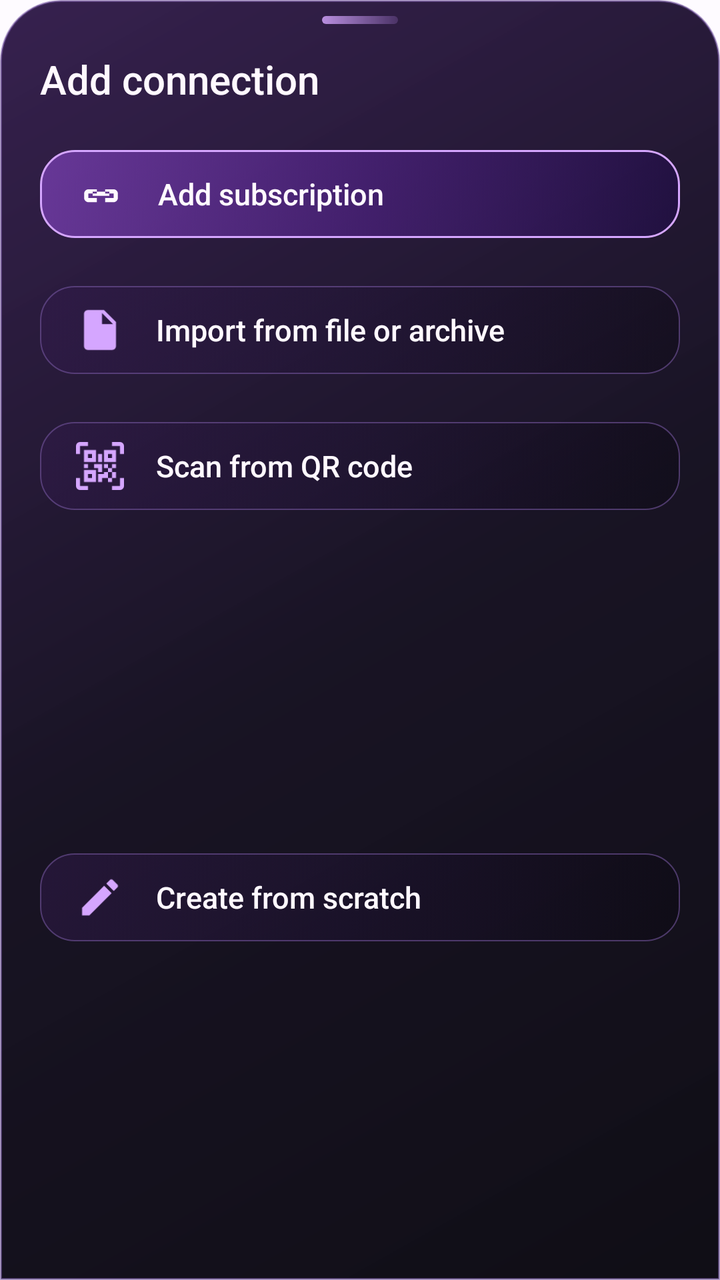
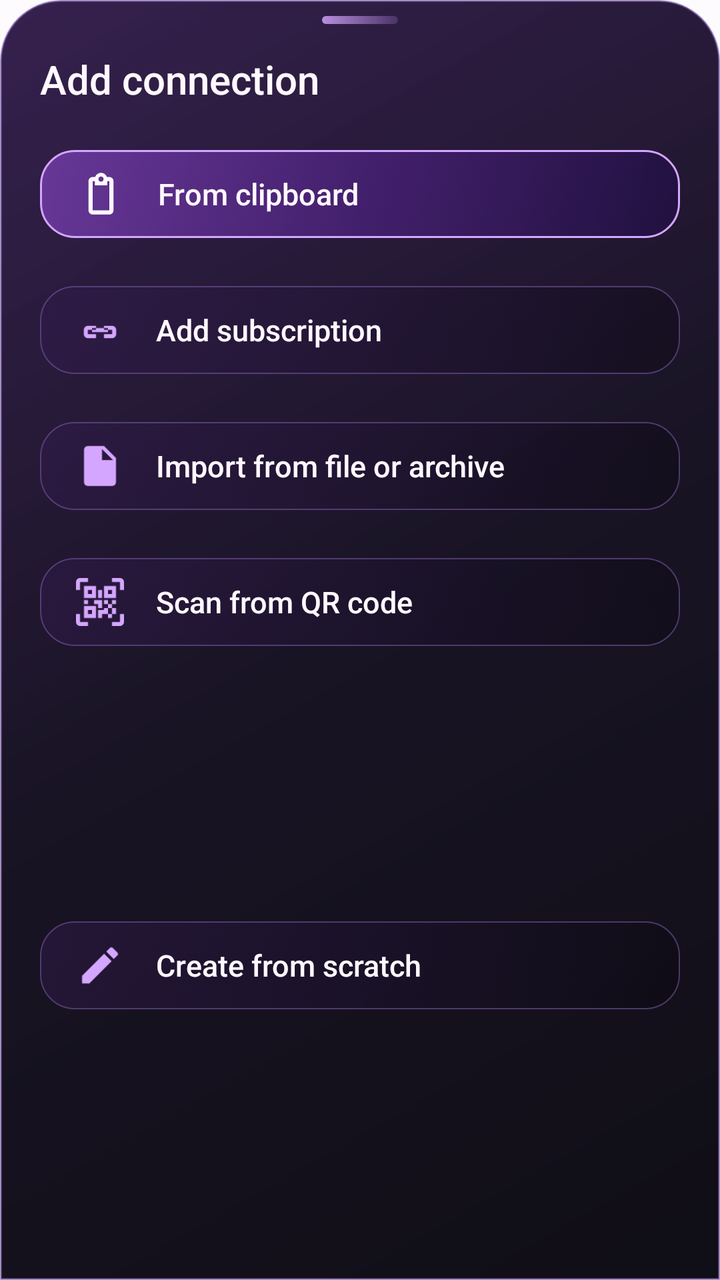

Two renders of the same Android screen: before a commit and after it. Below are the layout's source before the change and the commit's diff.
<!-- AndroidManifest.xml: application theme AppTheme -->
<!-- res/layout/add_tunnels_bottom_sheet.xml -->
<?xml version="1.0" encoding="utf-8"?>
<androidx.constraintlayout.widget.ConstraintLayout xmlns:android="http://schemas.android.com/apk/res/android"
    xmlns:app="http://schemas.android.com/apk/res-auto"
    android:id="@+id/root"
    android:layout_width="match_parent"
    android:layout_height="wrap_content"
    android:background="@drawable/rabbit_add_sheet_background"
    android:paddingStart="12dp"
    android:paddingTop="8dp"
    android:paddingEnd="12dp"
    android:paddingBottom="14dp">

    <View
        android:id="@+id/sheet_handle"
        android:layout_width="38dp"
        android:layout_height="4dp"
        android:background="@drawable/rabbit_sheet_handle"
        app:layout_constraintEnd_toEndOf="parent"
        app:layout_constraintStart_toStartOf="parent"
        app:layout_constraintTop_toTopOf="parent" />

    <TextView
        android:id="@+id/sheet_title"
        android:layout_width="0dp"
        android:layout_height="wrap_content"
        android:layout_marginStart="8dp"
        android:layout_marginTop="14dp"
        android:layout_marginEnd="8dp"
        android:fontFamily="sans-serif-medium"
        android:text="@string/add_menu_title"
        android:textColor="@color/rabbit_text_primary"
        android:textSize="20sp"
        app:layout_constraintEnd_toEndOf="parent"
        app:layout_constraintStart_toStartOf="parent"
        app:layout_constraintTop_toBottomOf="@id/sheet_handle" />

    <com.google.android.material.card.MaterialCardView
        android:id="@+id/add_subscription"
        android:layout_width="0dp"
        android:layout_height="60dp"
        android:layout_marginTop="14dp"
        android:clickable="true"
        android:contentDescription="@string/add_subscription"
        android:focusable="true"
        android:foreground="?attr/selectableItemBackground"
        android:nextFocusDown="@id/create_from_file"
        android:nextFocusForward="@id/create_from_file"
        app:cardBackgroundColor="@android:color/transparent"
        app:cardCornerRadius="17dp"
        app:cardElevation="0dp"
        app:layout_constraintEnd_toEndOf="parent"
        app:layout_constraintStart_toStartOf="parent"
        app:layout_constraintTop_toBottomOf="@id/sheet_title"
        app:strokeWidth="0dp">

        <LinearLayout
            android:layout_width="match_parent"
            android:layout_height="match_parent"
            android:background="@drawable/rabbit_add_menu_primary_background"
            android:duplicateParentState="true"
            android:gravity="center_vertical"
            android:orientation="horizontal"
            android:paddingHorizontal="18dp">

            <ImageView
                android:layout_width="25dp"
                android:layout_height="25dp"
                android:contentDescription="@null"
                android:src="@drawable/ic_action_subscription"
                app:tint="@color/rabbit_text_primary" />

            <TextView
                android:layout_width="0dp"
                android:layout_height="wrap_content"
                android:layout_marginStart="16dp"
                android:layout_weight="1"
                android:fontFamily="sans-serif-medium"
                android:maxLines="2"
                android:text="@string/add_subscription"
                android:textColor="@color/rabbit_text_primary"
                android:textSize="15sp" />
        </LinearLayout>
    </com.google.android.material.card.MaterialCardView>

    <com.google.android.material.card.MaterialCardView
        android:id="@+id/create_from_file"
        android:layout_width="0dp"
        android:layout_height="60dp"
        android:layout_marginTop="8dp"
        android:clickable="true"
        android:contentDescription="@string/create_from_file"
        android:focusable="true"
        android:foreground="?attr/selectableItemBackground"
        android:nextFocusDown="@id/create_from_qrcode"
        android:nextFocusForward="@id/create_from_qrcode"
        android:nextFocusUp="@id/add_subscription"
        app:cardBackgroundColor="@android:color/transparent"
        app:cardCornerRadius="17dp"
        app:cardElevation="0dp"
        app:layout_constraintEnd_toEndOf="parent"
        app:layout_constraintStart_toStartOf="parent"
        app:layout_constraintTop_toBottomOf="@id/add_subscription"
        app:strokeWidth="0dp">

        <LinearLayout
            android:layout_width="match_parent"
            android:layout_height="match_parent"
            android:background="@drawable/rabbit_add_menu_item_background"
            android:duplicateParentState="true"
            android:gravity="center_vertical"
            android:orientation="horizontal"
            android:paddingHorizontal="18dp">

            <ImageView
                android:layout_width="24dp"
                android:layout_height="24dp"
                android:contentDescription="@null"
                android:src="@drawable/ic_action_open"
                app:tint="@color/rabbit_accent_soft" />

            <TextView
                android:layout_width="0dp"
                android:layout_height="wrap_content"
                android:layout_marginStart="16dp"
                android:layout_weight="1"
                android:fontFamily="sans-serif-medium"
                android:maxLines="2"
                android:text="@string/create_from_file"
                android:textColor="@color/rabbit_text_primary"
                android:textSize="15sp" />
        </LinearLayout>
    </com.google.android.material.card.MaterialCardView>

    <com.google.android.material.card.MaterialCardView
        android:id="@+id/create_from_qrcode"
        android:layout_width="0dp"
        android:layout_height="60dp"
        android:layout_marginTop="8dp"
        android:clickable="true"
        android:contentDescription="@string/create_from_qr_code"
        android:focusable="true"
        android:foreground="?attr/selectableItemBackground"
        android:nextFocusDown="@id/create_empty"
        android:nextFocusForward="@id/create_empty"
        android:nextFocusUp="@id/create_from_file"
        app:cardBackgroundColor="@android:color/transparent"
        app:cardCornerRadius="17dp"
        app:cardElevation="0dp"
        app:layout_constraintEnd_toEndOf="parent"
        app:layout_constraintStart_toStartOf="parent"
        app:layout_constraintTop_toBottomOf="@id/create_from_file"
        app:strokeWidth="0dp">

        <LinearLayout
            android:layout_width="match_parent"
            android:layout_height="match_parent"
            android:background="@drawable/rabbit_add_menu_item_background"
            android:duplicateParentState="true"
            android:gravity="center_vertical"
            android:orientation="horizontal"
            android:paddingHorizontal="18dp">

            <ImageView
                android:layout_width="24dp"
                android:layout_height="24dp"
                android:contentDescription="@null"
                android:src="@drawable/ic_action_scan_qr_code"
                app:tint="@color/rabbit_accent_soft" />

            <TextView
                android:layout_width="0dp"
                android:layout_height="wrap_content"
                android:layout_marginStart="16dp"
                android:layout_weight="1"
                android:fontFamily="sans-serif-medium"
                android:maxLines="2"
                android:text="@string/create_from_qr_code"
                android:textColor="@color/rabbit_text_primary"
                android:textSize="15sp" />
        </LinearLayout>
    </com.google.android.material.card.MaterialCardView>

    <com.google.android.material.card.MaterialCardView
        android:id="@+id/create_empty"
        android:layout_width="0dp"
        android:layout_height="60dp"
        android:layout_marginTop="8dp"
        android:clickable="true"
        android:contentDescription="@string/create_empty"
        android:focusable="true"
        android:foreground="?attr/selectableItemBackground"
        android:nextFocusUp="@id/create_from_qrcode"
        app:cardBackgroundColor="@android:color/transparent"
        app:cardCornerRadius="17dp"
        app:cardElevation="0dp"
        app:layout_constraintBottom_toBottomOf="parent"
        app:layout_constraintEnd_toEndOf="parent"
        app:layout_constraintStart_toStartOf="parent"
        app:layout_constraintTop_toBottomOf="@id/create_from_qrcode"
        app:strokeWidth="0dp">

        <LinearLayout
            android:layout_width="match_parent"
            android:layout_height="match_parent"
            android:background="@drawable/rabbit_add_menu_item_background"
            android:duplicateParentState="true"
            android:gravity="center_vertical"
            android:orientation="horizontal"
            android:paddingHorizontal="18dp">

            <ImageView
                android:layout_width="24dp"
                android:layout_height="24dp"
                android:contentDescription="@null"
                android:src="@drawable/ic_action_edit"
                app:tint="@color/rabbit_accent_soft" />

            <TextView
                android:layout_width="0dp"
                android:layout_height="wrap_content"
                android:layout_marginStart="16dp"
                android:layout_weight="1"
                android:fontFamily="sans-serif-medium"
                android:maxLines="2"
                android:text="@string/create_empty"
                android:textColor="@color/rabbit_text_primary"
                android:textSize="15sp" />
        </LinearLayout>
    </com.google.android.material.card.MaterialCardView>

</androidx.constraintlayout.widget.ConstraintLayout>
<!-- resources referenced by this layout -->
<resources>
  <color name="rabbit_accent_soft">#D5A6FF</color>
  <color name="rabbit_text_primary">#FFF9FF</color>
  <!-- drawable rabbit_sheet_handle (drawable) -->
  <?xml version="1.0" encoding="utf-8"?>
  <shape xmlns:android="http://schemas.android.com/apk/res/android" android:shape="rectangle">
      <corners android:radius="4dp" />
      <gradient android:angle="0" android:endColor="#786A4A8E" android:startColor="#D2D5A6FF" />
  </shape>
  <string name="add_menu_title">Add connection</string>
  <string name="add_subscription">Add subscription</string>
  <string name="create_empty">Create from scratch</string>
  <string name="create_from_file">Import from file or archive</string>
  <string name="create_from_qr_code">Scan from QR code</string>
  <style name="AppTheme" parent="AppThemeBase" />
  <color name="rabbit_outline_glass">#8F7959A7</color>
  <style name="AppThemeBase" parent="WireGuardTheme">
          <item name="materialCardViewStyle">@style/WireGuardTheme.MaterialCardView</item>
          <item name="toolbarStyle">@style/WireGuardTheme.Toolbar</item>
          <item name="bottomSheetDialogTheme">@style/WireGuardTheme.BottomSheetDialog</item>
          <item name="android:statusBarColor">?android:colorBackground</item>
          <item name="android:windowLightStatusBar">@bool/light_status_bar</item>
      </style>
  <style name="WireGuardTheme.MaterialCardView" parent="Widget.Material3.CardView.Elevated">
          <item name="cornerRadius">4dp</item>
          <item name="contentPadding">8dp</item>
      </style>
  <style name="WireGuardTheme.Toolbar" parent="Widget.Material3.Toolbar">
          <item name="android:background">?attr/colorSurface</item>
      </style>
  <style name="WireGuardTheme.BottomSheetDialog" parent="ThemeOverlay.Material3.BottomSheetDialog">
          <item name="android:windowIsFloating">false</item>
          <item name="android:navigationBarColor">@android:color/transparent</item>
      </style>
  <color name="md_theme_light_primary">#005BC0</color>
  <color name="md_theme_light_onPrimary">#FFFFFF</color>
  <color name="md_theme_light_primaryContainer">#D8E2FF</color>
  <color name="md_theme_light_onPrimaryContainer">#001A41</color>
  <color name="md_theme_light_secondary">#565E71</color>
  <color name="md_theme_light_onSecondary">#FFFFFF</color>
  <color name="md_theme_light_secondaryContainer">#DBE2F9</color>
  <color name="md_theme_light_onSecondaryContainer">#131B2C</color>
  <color name="md_theme_light_tertiary">#715574</color>
  <color name="md_theme_light_onTertiary">#FFFFFF</color>
  <color name="md_theme_light_tertiaryContainer">#FBD7FC</color>
  <color name="md_theme_light_onTertiaryContainer">#29132D</color>
  <color name="md_theme_light_error">#BA1A1A</color>
  <color name="md_theme_light_errorContainer">#FFDAD6</color>
  <color name="md_theme_light_onError">#FFFFFF</color>
  <color name="md_theme_light_onErrorContainer">#410002</color>
  <color name="md_theme_light_background">#FEFBFF</color>
  <color name="md_theme_light_onBackground">#1B1B1F</color>
  <color name="md_theme_light_surface">#FEFBFF</color>
  <color name="md_theme_light_onSurface">#1B1B1F</color>
  <color name="md_theme_light_surfaceVariant">#E1E2EC</color>
  <color name="md_theme_light_onSurfaceVariant">#44474F</color>
  <color name="md_theme_light_outline">#74777F</color>
  <color name="md_theme_light_inverseOnSurface">#F2F0F4</color>
  <color name="md_theme_light_inverseSurface">#303033</color>
  <color name="md_theme_light_inversePrimary">#ADC7FF</color>
</resources>

<!-- the commit's change to res/layout/add_tunnels_bottom_sheet.xml (unified diff, before → after) -->
@@ -35,39 +35,88 @@
         app:layout_constraintTop_toBottomOf="@id/sheet_handle" />
 
     <com.google.android.material.card.MaterialCardView
+        android:id="@+id/create_from_clipboard"
+        android:layout_width="0dp"
+        android:layout_height="60dp"
+        android:layout_marginTop="14dp"
+        android:clickable="true"
+        android:contentDescription="@string/create_from_clipboard"
+        android:focusable="true"
+        android:foreground="?attr/selectableItemBackground"
+        android:nextFocusDown="@id/add_subscription"
+        android:nextFocusForward="@id/add_subscription"
+        app:cardBackgroundColor="@android:color/transparent"
+        app:cardCornerRadius="17dp"
+        app:cardElevation="0dp"
+        app:layout_constraintEnd_toEndOf="parent"
+        app:layout_constraintStart_toStartOf="parent"
+        app:layout_constraintTop_toBottomOf="@id/sheet_title"
+        app:strokeWidth="0dp">
+
+        <LinearLayout
+            android:layout_width="match_parent"
+            android:layout_height="match_parent"
+            android:background="@drawable/rabbit_add_menu_primary_background"
+            android:duplicateParentState="true"
+            android:gravity="center_vertical"
+            android:orientation="horizontal"
+            android:paddingHorizontal="18dp">
+
+            <ImageView
+                android:layout_width="25dp"
+                android:layout_height="25dp"
+                android:contentDescription="@null"
+                android:src="@drawable/ic_action_clipboard"
+                app:tint="@color/rabbit_text_primary" />
+
+            <TextView
+                android:layout_width="0dp"
+                android:layout_height="wrap_content"
+                android:layout_marginStart="16dp"
+                android:layout_weight="1"
+                android:fontFamily="sans-serif-medium"
+                android:maxLines="2"
+                android:text="@string/create_from_clipboard"
+                android:textColor="@color/rabbit_text_primary"
+                android:textSize="15sp" />
+        </LinearLayout>
+    </com.google.android.material.card.MaterialCardView>
+
+    <com.google.android.material.card.MaterialCardView
         android:id="@+id/add_subscription"
         android:layout_width="0dp"
         android:layout_height="60dp"
-        android:layout_marginTop="14dp"
+        android:layout_marginTop="8dp"
         android:clickable="true"
         android:contentDescription="@string/add_subscription"
         android:focusable="true"
         android:foreground="?attr/selectableItemBackground"
         android:nextFocusDown="@id/create_from_file"
         android:nextFocusForward="@id/create_from_file"
-        app:cardBackgroundColor="@android:color/transparent"
-        app:cardCornerRadius="17dp"
-        app:cardElevation="0dp"
-        app:layout_constraintEnd_toEndOf="parent"
-        app:layout_constraintStart_toStartOf="parent"
-        app:layout_constraintTop_toBottomOf="@id/sheet_title"
-        app:strokeWidth="0dp">
-
-        <LinearLayout
-            android:layout_width="match_parent"
-            android:layout_height="match_parent"
-            android:background="@drawable/rabbit_add_menu_primary_background"
-            android:duplicateParentState="true"
-            android:gravity="center_vertical"
-            android:orientation="horizontal"
-            android:paddingHorizontal="18dp">
-
-            <ImageView
-                android:layout_width="25dp"
-                android:layout_height="25dp"
+        android:nextFocusUp="@id/create_from_clipboard"
+        app:cardBackgroundColor="@android:color/transparent"
+        app:cardCornerRadius="17dp"
+        app:cardElevation="0dp"
+        app:layout_constraintEnd_toEndOf="parent"
+        app:layout_constraintStart_toStartOf="parent"
+        app:layout_constraintTop_toBottomOf="@id/create_from_clipboard"
+        app:strokeWidth="0dp">
+
+        <LinearLayout
+            android:layout_width="match_parent"
+            android:layout_height="match_parent"
+            android:background="@drawable/rabbit_add_menu_item_background"
+            android:duplicateParentState="true"
+            android:gravity="center_vertical"
+            android:orientation="horizontal"
+            android:paddingHorizontal="18dp">
+
+            <ImageView
+                android:layout_width="24dp"
+                android:layout_height="24dp"
                 android:contentDescription="@null"
                 android:src="@drawable/ic_action_subscription"
-                app:tint="@color/rabbit_text_primary" />
+                app:tint="@color/rabbit_accent_soft" />
 
             <TextView
                 android:layout_width="0dp"
<!-- resource entries referenced after the edit -->
@@ -11,6 +11,7 @@
   <string name="add_menu_title">Add connection</string>
   <string name="add_subscription">Add subscription</string>
   <string name="create_empty">Create from scratch</string>
+  <string name="create_from_clipboard">From clipboard</string>
   <string name="create_from_file">Import from file or archive</string>
   <string name="create_from_qr_code">Scan from QR code</string>
   <style name="AppTheme" parent="AppThemeBase" />
